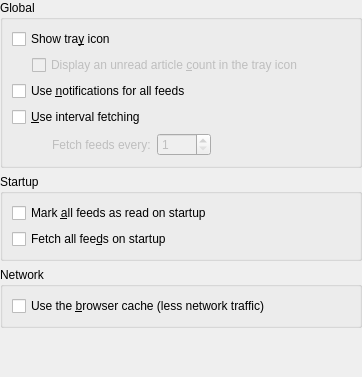
Above: akregator/configuration/ui/settings_general.ui from KDE/kdepim before the change. Below: the same form after it.
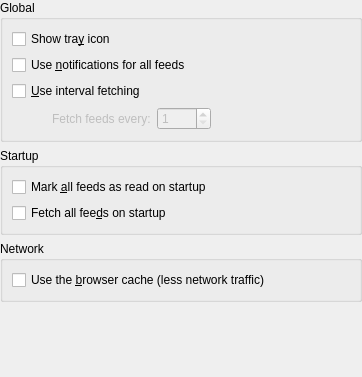
That is the form after the change. Custom widgets are drawn as their Qt base class.

```diff
--- a/akregator/configuration/ui/settings_general.ui
+++ b/akregator/configuration/ui/settings_general.ui
@@ -37,39 +37,6 @@
         </property>
        </widget>
       </item>
-      <item>
-       <layout class="QHBoxLayout" name="horizontalLayout_kcfg_EnableTrayIconUnreadArticleCount">
-        <property name="spacing">
-         <number>0</number>
-        </property>
-        <item>
-         <spacer name="indent_kcfg_EnableTrayIconUnreadArticleCount">
-          <property name="orientation">
-           <enum>Qt::Horizontal</enum>
-          </property>
-          <property name="sizeType">
-           <enum>QSizePolicy::Fixed</enum>
-          </property>
-          <property name="sizeHint" stdset="0">
-           <size>
-            <width>20</width>
-            <height>15</height>
-           </size>
-          </property>
-         </spacer>
-        </item>
-        <item>
-         <widget class="QCheckBox" name="kcfg_EnableTrayIconUnreadArticleCount">
-          <property name="enabled">
-           <bool>false</bool>
-          </property>
-          <property name="text">
-           <string>Display an unread article &amp;count in the tray icon</string>
-          </property>
-         </widget>
-        </item>
-       </layout>
-      </item>
       <item>
        <widget class="QCheckBox" name="kcfg_UseNotifications">
         <property name="toolTip">
```
Left out of the diff: 19 changed lines with no effect on the pictures.
